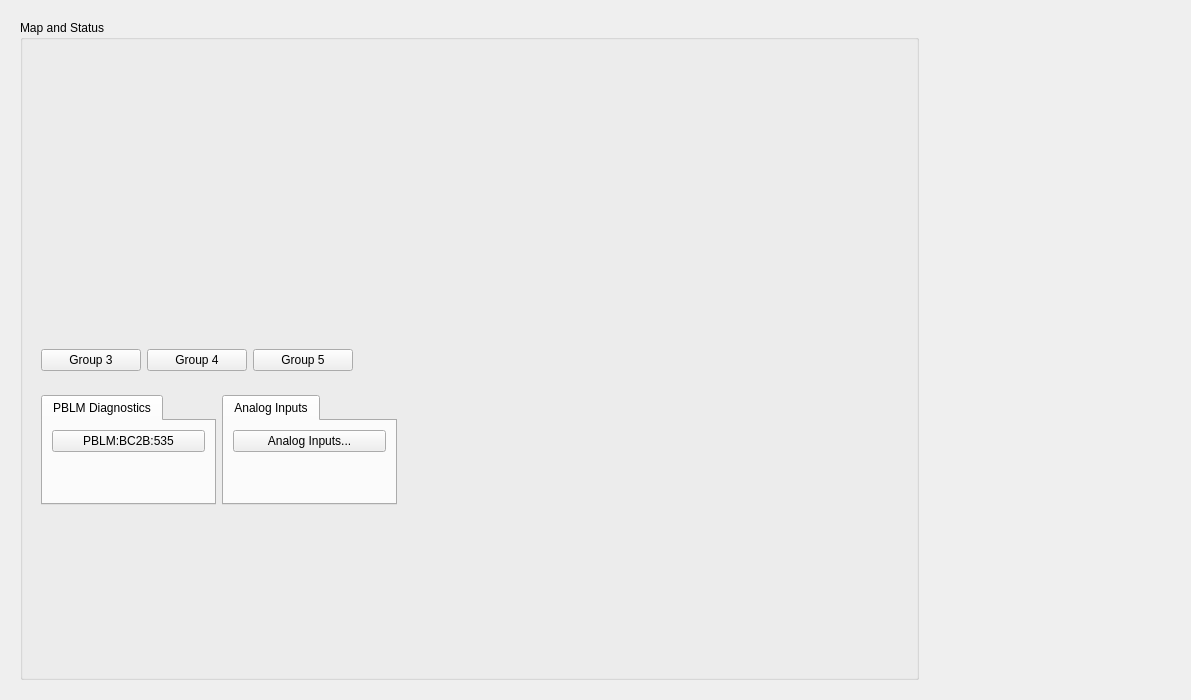
The window that l2b_main.ui (ad-build-test/pydm-mps) describes before a commit, drawn with Qt 5.
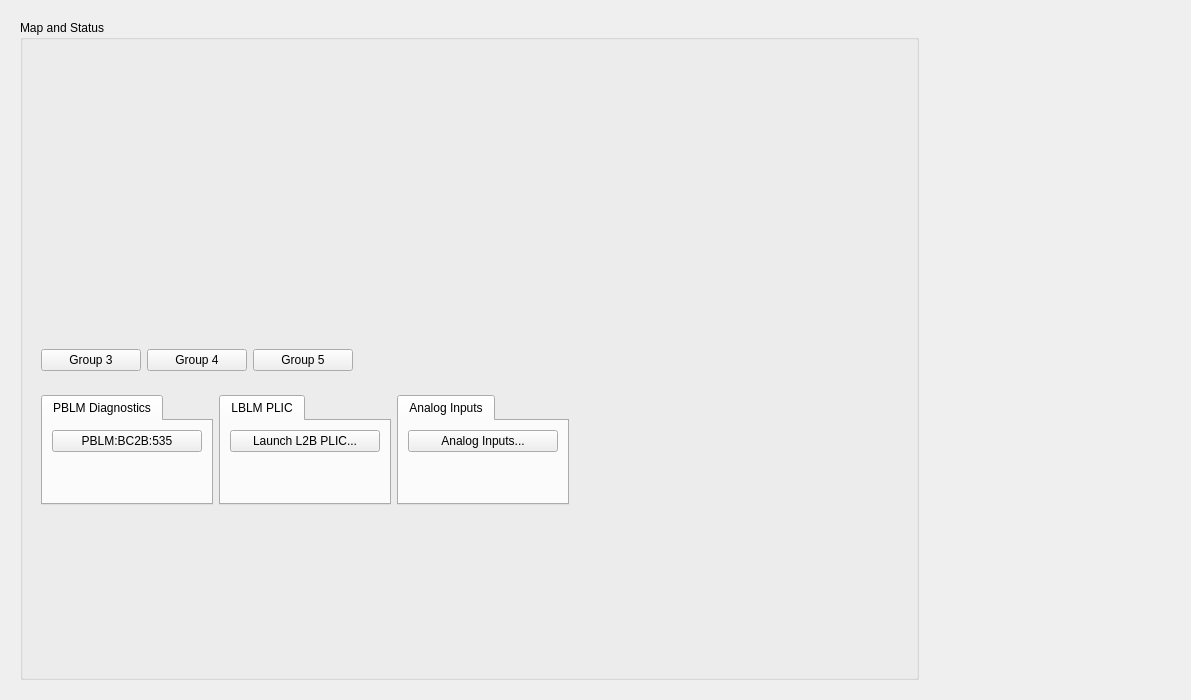
The same window after the commit. Custom widgets are drawn as their Qt base class.

Commit message: Changed analog inputs to use new python file. also added button that launches lblm_global at a specified area.

```diff
--- a/l2b_main.ui
+++ b/l2b_main.ui
@@ -172,7 +172,7 @@
            <property name="frameShadow">
             <enum>QFrame::Raised</enum>
            </property>
-           <layout class="QGridLayout" name="gridLayout_2" columnstretch="1,3,0">
+           <layout class="QGridLayout" name="gridLayout_2" columnstretch="1,1,1,3">
             <item row="0" column="0">
              <widget class="QTabWidget" name="tabWidget">
               <property name="maximumSize">
@@ -241,7 +241,7 @@
               </widget>
              </widget>
             </item>
-            <item row="0" column="2">
+            <item row="0" column="3">
              <spacer name="horizontalSpacer_2">
               <property name="orientation">
                <enum>Qt::Horizontal</enum>
@@ -254,7 +254,7 @@
               </property>
              </spacer>
             </item>
-            <item row="0" column="1">
+            <item row="0" column="2">
              <widget class="QTabWidget" name="tabWidget_2">
               <property name="maximumSize">
                <size>
@@ -319,6 +319,65 @@
               </widget>
              </widget>
             </item>
+            <item row="0" column="1">
+             <widget class="QTabWidget" name="tabWidget_3">
+              <property name="currentIndex">
+               <number>0</number>
+              </property>
+              <widget class="QWidget" name="tab_2">
+               <attribute name="title">
+                <string>LBLM PLIC</string>
+               </attribute>
+               <layout class="QGridLayout" name="gridLayout_11">
+                <item row="0" column="0">
+                 <widget class="PyDMRelatedDisplayButton" name="PyDMRelatedDisplayButton_2">
+                  <property name="minimumSize">
+                   <size>
+                    <width>150</width>
+                    <height>20</height>
+                   </size>
+                  </property>
+                  <property name="toolTip">
+                   <string/>
+                  </property>
+                  <property name="text">
+                   <string>Launch L2B PLIC...</string>
+                  </property>
+                  <property name="filenames" stdset="0">
+                   <stringlist>
+                    <string>$PYDM/misc/lblm_global.py</string>
+                   </stringlist>
+                  </property>
+                  <property name="showIcon" stdset="0">
+                   <bool>false</bool>
+                  </property>
+                  <property name="macros" stdset="0">
+                   <stringlist>
+                    <string>{&quot;DEVICE&quot;:&quot;LBLM:L2B:0400:A&quot;}</string>
+                   </stringlist>
+                  </property>
+                  <property name="openInNewWindow" stdset="0">
+                   <bool>true</bool>
+                  </property>
+                 </widget>
+                </item>
+                <item row="1" column="0">
+                 <spacer name="verticalSpacer_6">
+                  <property name="orientation">
+                   <enum>Qt::Vertical</enum>
+                  </property>
+                  <property name="sizeHint" stdset="0">
+                   <size>
+                    <width>20</width>
+                    <height>40</height>
+                   </size>
+                  </property>
+                 </spacer>
+                </item>
+               </layout>
+              </widget>
+             </widget>
+            </item>
            </layout>
           </widget>
          </item>
```
Left out of the diff: 2 changed lines with no effect on the pictures. The commit also changes 15 other files.
